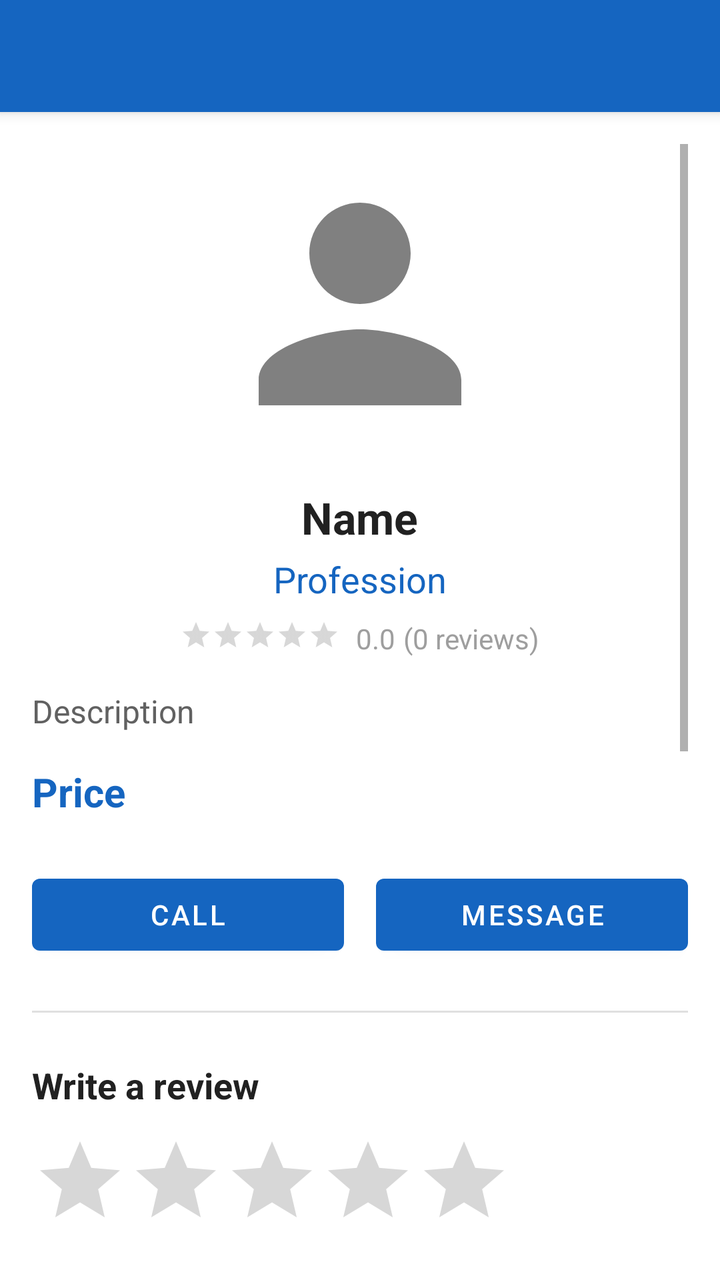
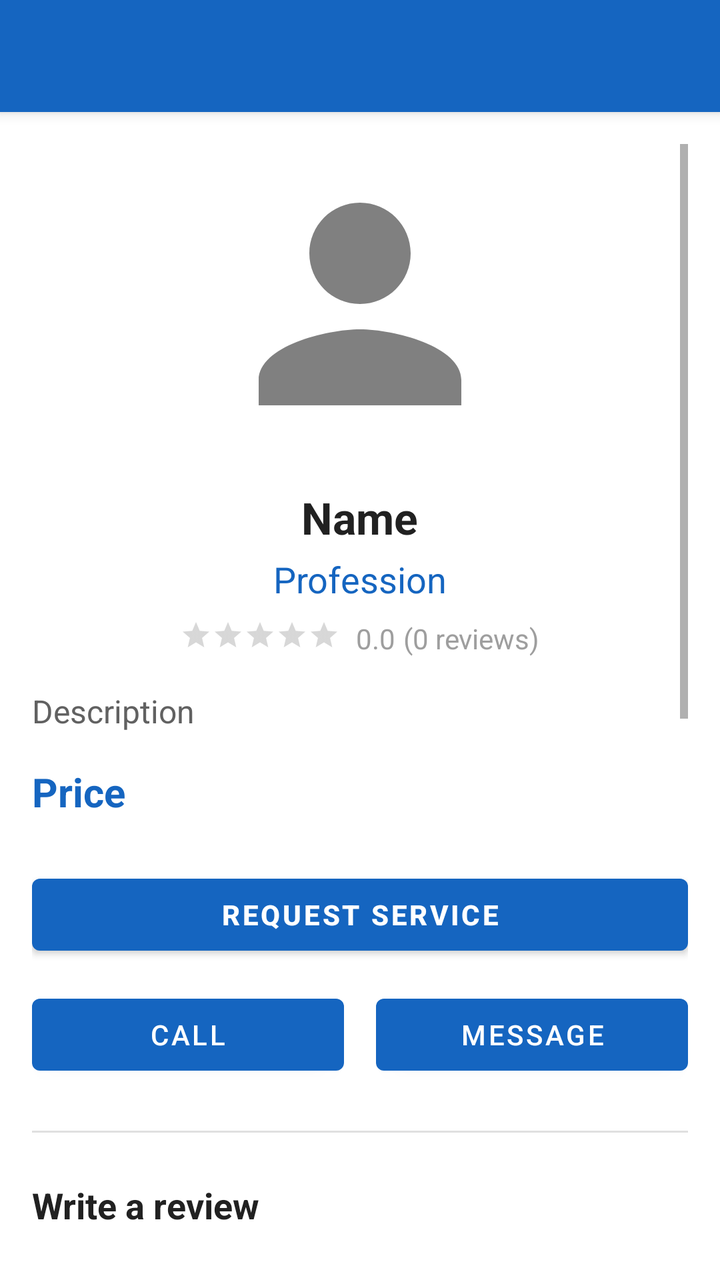

The first picture is an Android layout as it rendered before a commit; the second is the same layout after the commit. The layout source and the unified diff follow.
<!-- AndroidManifest.xml: application theme Theme.GoProx -->
<!-- res/layout/activity_service_detail.xml -->
<?xml version="1.0" encoding="utf-8"?>
<LinearLayout xmlns:android="http://schemas.android.com/apk/res/android"
    xmlns:app="http://schemas.android.com/apk/res-auto"
    android:layout_width="match_parent"
    android:layout_height="match_parent"
    android:orientation="vertical"
    android:background="@color/white">

    <androidx.appcompat.widget.Toolbar
        android:id="@+id/toolbar"
        android:layout_width="match_parent"
        android:layout_height="?attr/actionBarSize"
        android:background="@color/primary"
        app:titleTextColor="@android:color/white"
        android:elevation="4dp" />

    <ScrollView
        android:layout_width="match_parent"
        android:layout_height="0dp"
        android:layout_weight="1"
        android:fillViewport="true"
        android:padding="16dp">

        <LinearLayout
            android:layout_width="match_parent"
            android:layout_height="wrap_content"
            android:orientation="vertical">

            <ImageView
                android:id="@+id/ivDetailProfile"
                android:layout_width="160dp"
                android:layout_height="160dp"
                android:layout_gravity="center"
                android:src="@drawable/ic_person"
                android:scaleType="centerCrop"
                android:background="@drawable/bg_circle_white"
                android:padding="4dp" />

            <TextView
                android:id="@+id/tvDetailName"
                android:layout_width="wrap_content"
                android:layout_height="wrap_content"
                android:layout_gravity="center"
                android:text="Name"
                android:textSize="22sp"
                android:textStyle="bold"
                android:textColor="@color/black"
                android:layout_marginTop="12dp" />

            <TextView
                android:id="@+id/tvDetailProfession"
                android:layout_width="wrap_content"
                android:layout_height="wrap_content"
                android:layout_gravity="center"
                android:text="Profession"
                android:textSize="18sp"
                android:textColor="@color/blue"
                android:layout_marginTop="4dp" />

            <LinearLayout
                android:layout_width="wrap_content"
                android:layout_height="wrap_content"
                android:layout_gravity="center"
                android:orientation="horizontal"
                android:layout_marginTop="8dp">

                <RatingBar
                    android:id="@+id/ratingBarDetail"
                    style="?attr/ratingBarStyleSmall"
                    android:layout_width="wrap_content"
                    android:layout_height="wrap_content"
                    android:numStars="5"
                    android:stepSize="0.5"
                    android:isIndicator="true"
                    android:rating="0" />

                <TextView
                    android:id="@+id/tvDetailRatingText"
                    android:layout_width="wrap_content"
                    android:layout_height="wrap_content"
                    android:text="0.0"
                    android:textSize="14sp"
                    android:textColor="@color/gray"
                    android:layout_marginStart="8dp" />

                <TextView
                    android:id="@+id/tvRatingCount"
                    android:layout_width="wrap_content"
                    android:layout_height="wrap_content"
                    android:text="(0 reviews)"
                    android:textSize="14sp"
                    android:textColor="@color/gray"
                    android:layout_marginStart="4dp" />
            </LinearLayout>

            <TextView
                android:id="@+id/tvDetailDescription"
                android:layout_width="match_parent"
                android:layout_height="wrap_content"
                android:text="Description"
                android:textSize="16sp"
                android:textColor="@color/dark_gray"
                android:layout_marginTop="16dp" />

            <TextView
                android:id="@+id/tvDetailPrice"
                android:layout_width="wrap_content"
                android:layout_height="wrap_content"
                android:text="Price"
                android:textSize="20sp"
                android:textStyle="bold"
                android:textColor="@color/primary"
                android:layout_marginTop="16dp" />

            <LinearLayout
                android:layout_width="match_parent"
                android:layout_height="wrap_content"
                android:orientation="horizontal"
                android:layout_marginTop="24dp">

                <Button
                    android:id="@+id/btnContact"
                    android:layout_width="0dp"
                    android:layout_height="wrap_content"
                    android:layout_weight="1"
                    android:text="Call"
                    android:layout_marginEnd="8dp" />

                <Button
                    android:id="@+id/btnMessage"
                    android:layout_width="0dp"
                    android:layout_height="wrap_content"
                    android:layout_weight="1"
                    android:text="Message"
                    android:layout_marginStart="8dp" />
            </LinearLayout>

            <View
                android:layout_width="match_parent"
                android:layout_height="1dp"
                android:background="@color/light_gray"
                android:layout_marginVertical="24dp" />

            <TextView
                android:layout_width="wrap_content"
                android:layout_height="wrap_content"
                android:text="Write a review"
                android:textSize="18sp"
                android:textStyle="bold"
                android:textColor="@color/black"
                android:layout_marginBottom="12dp" />

            <RatingBar
                android:id="@+id/ratingBarUser"
                android:layout_width="wrap_content"
                android:layout_height="wrap_content"
                android:numStars="5"
                android:stepSize="0.5"
                android:rating="0" />

            <EditText
                android:id="@+id/etReview"
                android:layout_width="match_parent"
                android:layout_height="wrap_content"
                android:hint="Your comment (optional)"
                android:inputType="textMultiLine"
                android:minLines="2"
                android:maxLines="4"
                android:layout_marginTop="8dp"
                android:padding="12dp"
                android:background="@drawable/bg_message_input" />

            <Button
                android:id="@+id/btnSubmitReview"
                android:layout_width="match_parent"
                android:layout_height="wrap_content"
                android:text="Submit Review"
                android:layout_marginTop="12dp" />

            <TextView
                android:layout_width="wrap_content"
                android:layout_height="wrap_content"
                android:text="Reviews"
                android:textSize="18sp"
                android:textStyle="bold"
                android:textColor="@color/black"
                android:layout_marginTop="24dp"
                android:layout_marginBottom="8dp" />

            <androidx.recyclerview.widget.RecyclerView
                android:id="@+id/recyclerViewReviews"
                android:layout_width="match_parent"
                android:layout_height="300dp"
                android:nestedScrollingEnabled="true" />

        </LinearLayout>
    </ScrollView>
</LinearLayout>
<!-- resources referenced by this layout -->
<resources>
  <color name="black">#212121</color>
  <color name="blue">#1565C0</color>
  <color name="dark_gray">#616161</color>
  <color name="gray">#9E9E9E</color>
  <color name="light_gray">#E0E0E0</color>
  <color name="primary">#1565C0</color>
  <color name="white">#FFFFFF</color>
  <!-- drawable bg_circle_white (drawable) -->
  <?xml version="1.0" encoding="utf-8"?>
  <shape xmlns:android="http://schemas.android.com/apk/res/android"
      android:shape="oval">
      <solid android:color="@color/white"/>
  </shape>
  <!-- drawable bg_message_input (drawable) -->
  <?xml version="1.0" encoding="utf-8"?>
  <shape xmlns:android="http://schemas.android.com/apk/res/android"
      android:shape="rectangle">
  
      <solid android:color="#FFFFFF" />
  
      <stroke
          android:width="1dp"
          android:color="#E0E0E0" />
  
      <corners android:radius="24dp" />
  
  </shape>
  <!-- drawable ic_person (drawable) -->
  <vector xmlns:android="http://schemas.android.com/apk/res/android"
      android:width="24dp"
      android:height="24dp"
      android:viewportWidth="24"
      android:viewportHeight="24">
      <path
          android:fillColor="#808080"
          android:pathData="M12,12c2.21,0 4,-1.79 4,-4s-1.79,-4 -4,-4 -4,1.79 -4,4 1.79,4 4,4zM12,14c-2.67,0 -8,1.34 -8,4v2h16v-2c0,-2.66 -5.33,-4 -8,-4z"/>
  </vector>
  <style name="Theme.GoProx" parent="Theme.MaterialComponents.Light.NoActionBar">
          
          <item name="colorPrimary">@color/primary</item>
          <item name="colorPrimaryVariant">@color/primary_dark</item>
          <item name="colorOnPrimary">@color/white</item>
  
          
          <item name="colorSecondary">@color/accent</item>
          <item name="colorSecondaryVariant">@color/accent_light</item>
          <item name="colorOnSecondary">@color/white</item>
  
          
          <item name="android:colorBackground">@color/background</item>
          <item name="colorSurface">@color/surface</item>
          <item name="colorOnSurface">@color/on_surface</item>
  
          
          <item name="colorError">@color/red</item>
          <item name="colorOnError">@color/white</item>
  
          
          <item name="android:statusBarColor">@color/primary_dark</item>
          <item name="android:navigationBarColor">@color/white</item>
          <item name="android:windowLightStatusBar">false</item>
          <item name="android:windowLightNavigationBar">true</item>
  
          
          <item name="android:windowLayoutInDisplayCutoutMode" tools:targetApi="p">shortEdges</item>
      </style>
  <color name="primary_dark">#0D47A1</color>
  <color name="accent">#FF6D00</color>
  <color name="accent_light">#FF9E40</color>
  <color name="background">#F5F5F5</color>
  <color name="surface">#FFFFFF</color>
  <color name="on_surface">#212121</color>
  <color name="red">#C62828</color>
</resources>

<!-- the commit's change to res/layout/activity_service_detail.xml (unified diff, before → after) -->
@@ -112,11 +112,27 @@
                 android:textColor="@color/primary"
                 android:layout_marginTop="16dp" />
 
+            
+            
+            
+
+            <Button
+                android:id="@+id/btnRequestService"
+                android:layout_width="match_parent"
+                android:layout_height="wrap_content"
+                android:text="Request Service"
+                android:textStyle="bold"
+                android:layout_marginTop="24dp" />
+
+            
+            
+            
+
             <LinearLayout
                 android:layout_width="match_parent"
                 android:layout_height="wrap_content"
                 android:orientation="horizontal"
-                android:layout_marginTop="24dp">
+                android:layout_marginTop="12dp">
 
                 <Button
                     android:id="@+id/btnContact"
@@ -140,6 +156,10 @@
                 android:layout_height="1dp"
                 android:background="@color/light_gray"
                 android:layout_marginVertical="24dp" />
+
+            
+            
+            
 
             <TextView
                 android:layout_width="wrap_content"
@@ -195,4 +215,5 @@
 
         </LinearLayout>
     </ScrollView>
+
 </LinearLayout>
